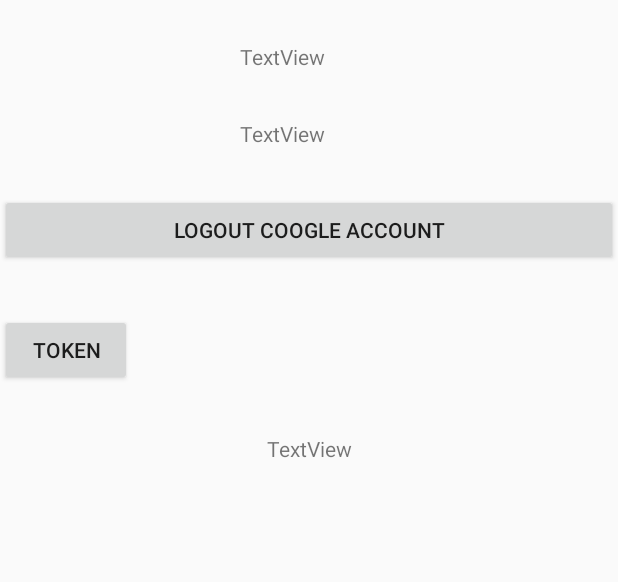
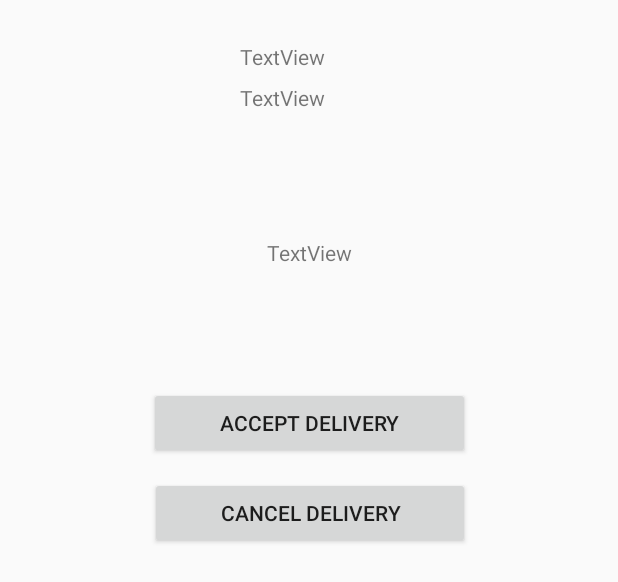
Before and after one commit to top802/courierApp, an Android app: the layout activity_profile.xml on its own in the app's theme, with its tools: preview values and no code run, on a phone screen of 412 x 824 dp. Shown: the top 582 px of the screen. Run offline under Robolectric (Android 15) with nearby library versions, the light colour scheme and no system bars.

Commit message:
profile activity

```diff
--- a/app/src/main/res/layout/activity_main.xml
+++ b/app/src/main/res/layout/activity_main.xml
@@ -20,7 +20,8 @@
         app:layout_constraintRight_toRightOf="parent"
         app:layout_constraintTop_toTopOf="parent" />
 
-    <Button
+  <!--
+   <Button
         android:id="@+id/bn_profile"
         android:layout_width="wrap_content"
         android:layout_height="wrap_content"
@@ -29,6 +30,7 @@
         app:layout_constraintRight_toRightOf="parent"
         app:layout_constraintStart_toStartOf="parent"
         app:layout_constraintTop_toBottomOf="@+id/bn_login" />
+  -->
 
 
 </android.support.constraint.ConstraintLayout>
--- a/app/src/main/res/layout/activity_profile.xml
+++ b/app/src/main/res/layout/activity_profile.xml
@@ -24,39 +24,42 @@
         android:layout_width="wrap_content"
         android:layout_height="0dp"
         android:layout_marginLeft="160dp"
-        android:layout_marginTop="32dp"
+        android:layout_marginTop="8dp"
         android:text="TextView"
         app:layout_constraintLeft_toLeftOf="parent"
         app:layout_constraintTop_toBottomOf="@+id/txtName" />
 
     <Button
-        android:id="@+id/bn_logout"
-        android:layout_width="match_parent"
+        android:id="@+id/bn_accept"
+        android:layout_width="214dp"
         android:layout_height="wrap_content"
-        android:layout_marginTop="50dp"
-        android:text="LogOut Coogle Account"
-        app:layout_constraintTop_toTopOf="@+id/txtEmail" />
+        android:layout_marginTop="80dp"
+        android:text="Accept delivery"
+        app:layout_constraintLeft_toLeftOf="parent"
+        app:layout_constraintRight_toRightOf="parent"
+        app:layout_constraintTop_toBottomOf="@+id/txtOrder" />
+
+    <Button
+        android:id="@+id/bn_cancel"
+        android:layout_width="213dp"
+        android:layout_height="wrap_content"
+        android:layout_marginTop="12dp"
+        android:text="Cancel delivery"
+        app:layout_constraintEnd_toEndOf="parent"
+        app:layout_constraintHorizontal_bias="0.502"
+        app:layout_constraintLeft_toLeftOf="parent"
+        app:layout_constraintRight_toRightOf="parent"
+        app:layout_constraintStart_toStartOf="parent"
+        app:layout_constraintTop_toBottomOf="@+id/bn_accept" />
 
     <TextView
-        android:id="@+id/txtToken"
+        android:id="@+id/txtOrder"
         android:layout_width="wrap_content"
         android:layout_height="wrap_content"
-        android:layout_marginEnd="8dp"
-        android:layout_marginStart="8dp"
-        android:layout_marginTop="32dp"
+        android:layout_marginTop="84dp"
         android:text="TextView"
-        app:layout_constraintEnd_toEndOf="parent"
+        app:layout_constraintLeft_toLeftOf="parent"
         app:layout_constraintRight_toRightOf="parent"
-        app:layout_constraintStart_toStartOf="parent"
-        app:layout_constraintTop_toBottomOf="@+id/bn_token" />
+        app:layout_constraintTop_toBottomOf="@+id/txtEmail" />
 
-    <Button
-        android:id="@+id/bn_token"
-        android:layout_width="wrap_content"
-        android:layout_height="wrap_content"
-        android:layout_marginTop="32dp"
-        android:text="Token"
-        app:layout_constraintRight_toRightOf="parent"
-        app:layout_constraintStart_toStartOf="parent"
-        app:layout_constraintTop_toBottomOf="@+id/bn_logout" />
 </android.support.constraint.ConstraintLayout>
```
Also changed, not shown: app/src/main/AndroidManifest.xml (+7 -4 lines), app/src/main/java/wisehands/me/deliverty/MainActivity.java (+20 -20 lines), app/src/main/java/wisehands/me/deliverty/OrderActivity.java (added, +13 -0 lines), app/src/main/java/wisehands/me/deliverty/ProfileActivity.java (+60 -86 lines), app/src/main/res/layout/activity_order.xml (added, +9 -0 lines).
